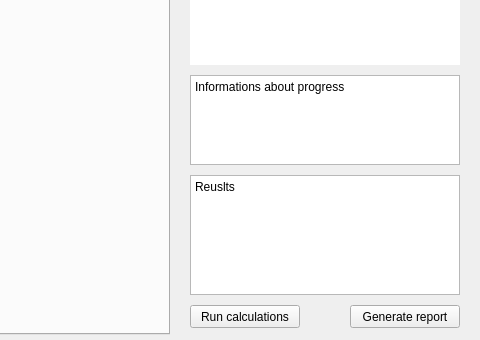
Qt form app/designer/ui.ui (michalkowal66/reinfCalc) before a commit; both pictures show x 320 to 800 and y 260 to 600 of the 800 by 600 pixel window.
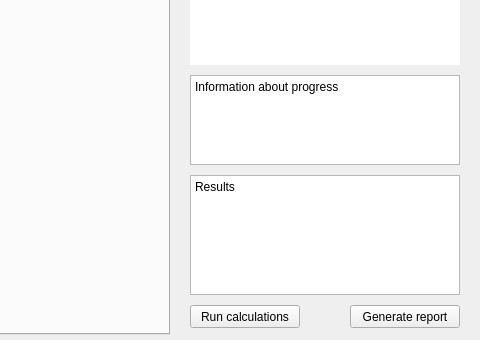
The same form after that commit. The open tabs and pages were chosen to show the change.

Commit message: UI template minor changes, fix typos

Diff of the .ui file:
```diff
--- a/app/designer/ui.ui
+++ b/app/designer/ui.ui
@@ -1633,7 +1633,7 @@
 &lt;html&gt;&lt;head&gt;&lt;meta name=&quot;qrichtext&quot; content=&quot;1&quot; /&gt;&lt;style type=&quot;text/css&quot;&gt;
 p, li { white-space: pre-wrap; }
 &lt;/style&gt;&lt;/head&gt;&lt;body style=&quot; font-family:'MS Shell Dlg 2'; font-size:12px; font-weight:400; font-style:normal;&quot;&gt;
-&lt;p style=&quot; margin-top:0px; margin-bottom:0px; margin-left:0px; margin-right:0px; -qt-block-indent:0; text-indent:0px;&quot;&gt;&lt;span style=&quot; font-size:12px;&quot;&gt;Informations about progress&lt;/span&gt;&lt;/p&gt;&lt;/body&gt;&lt;/html&gt;</string>
+&lt;p style=&quot; margin-top:0px; margin-bottom:0px; margin-left:0px; margin-right:0px; -qt-block-indent:0; text-indent:0px;&quot;&gt;&lt;span style=&quot; font-size:12px;&quot;&gt;Information about progress&lt;/span&gt;&lt;/p&gt;&lt;/body&gt;&lt;/html&gt;</string>
         </property>
        </widget>
        <widget class="QTextBrowser" name="p_results_textBrowser">
@@ -1650,7 +1650,7 @@
 &lt;html&gt;&lt;head&gt;&lt;meta name=&quot;qrichtext&quot; content=&quot;1&quot; /&gt;&lt;style type=&quot;text/css&quot;&gt;
 p, li { white-space: pre-wrap; }
 &lt;/style&gt;&lt;/head&gt;&lt;body style=&quot; font-family:'MS Shell Dlg 2'; font-size:12px; font-weight:400; font-style:normal;&quot;&gt;
-&lt;p style=&quot; margin-top:0px; margin-bottom:0px; margin-left:0px; margin-right:0px; -qt-block-indent:0; text-indent:0px;&quot;&gt;&lt;span style=&quot; font-size:12px;&quot;&gt;Reuslts&lt;/span&gt;&lt;/p&gt;&lt;/body&gt;&lt;/html&gt;</string>
+&lt;p style=&quot; margin-top:0px; margin-bottom:0px; margin-left:0px; margin-right:0px; -qt-block-indent:0; text-indent:0px;&quot;&gt;&lt;span style=&quot; font-size:12px;&quot;&gt;Results&lt;/span&gt;&lt;/p&gt;&lt;/body&gt;&lt;/html&gt;</string>
         </property>
        </widget>
        <widget class="QLabel" name="p_sup_elementDraw">
```
Left out of the diff: 12 changed lines with no effect on the pictures. The commit also changes 3 other files.
